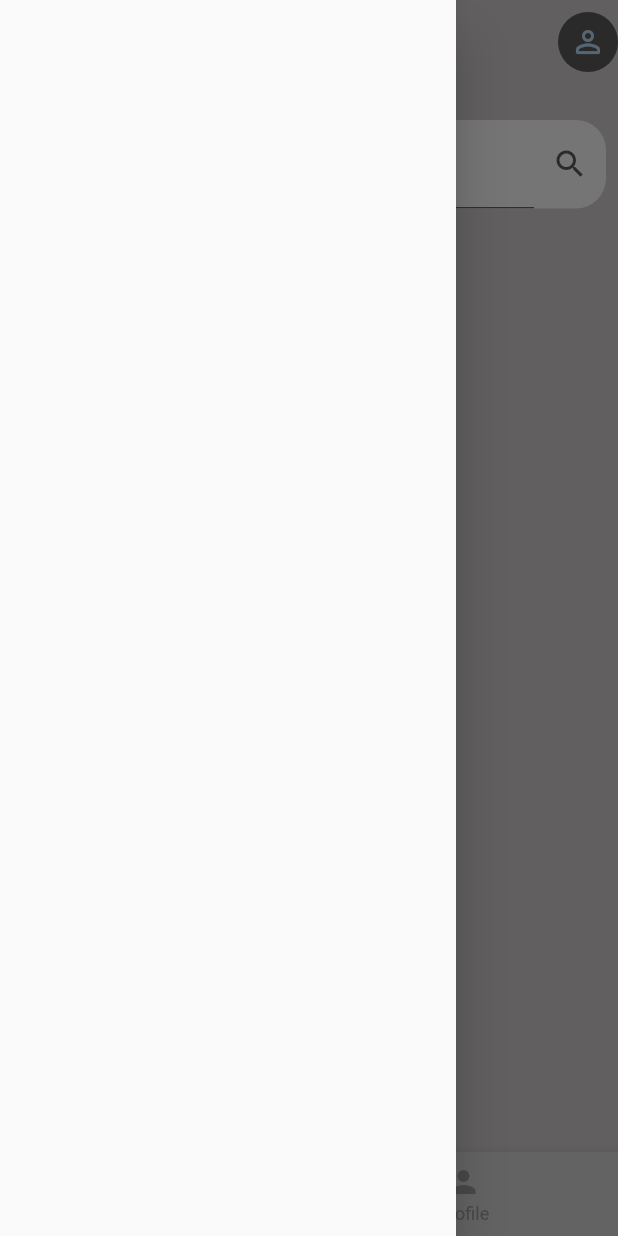
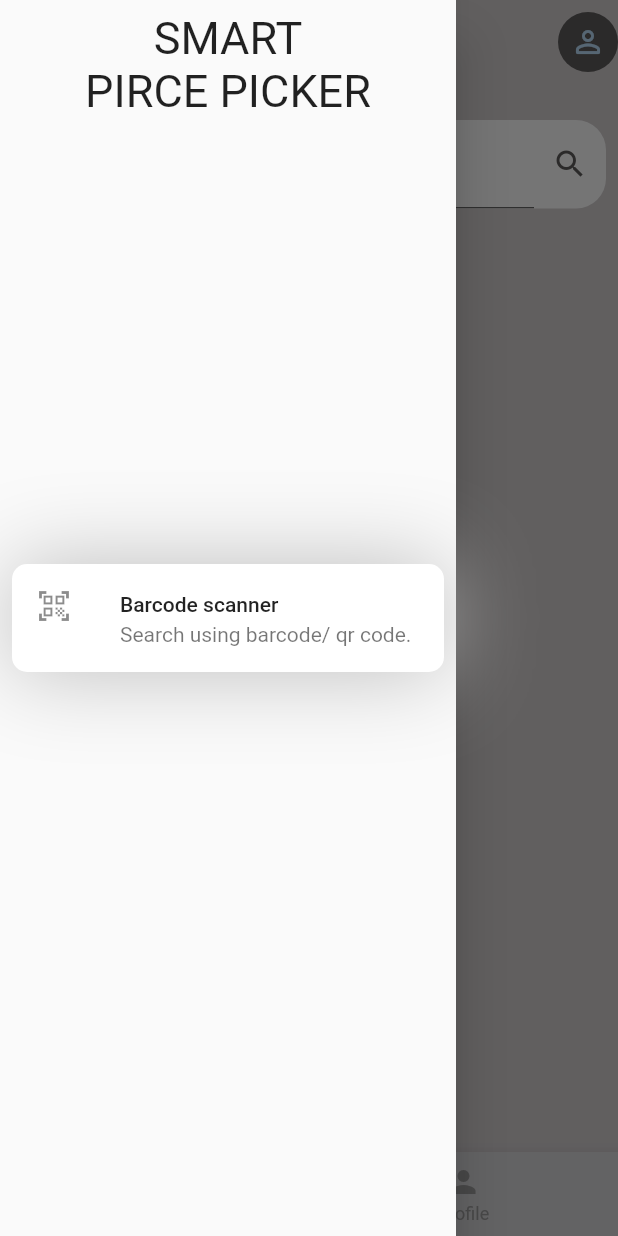
Before and after one commit to zees98/master_price_picker, a Flutter app: the screen it shows after launch, with the side drawer open, on a phone screen of 412 x 824 dp. Run offline on Flutter 3.47's test engine with Material 2 defaults, Android fonts, the phone set to English and light mode, and no system bars; our stand-ins replace equatable, get_it, logger, stacked, stacked_services; missing offline and left inert: flutter_barcode_scanner, web_scraper.

Commit message:
Search with barcode added

```diff
--- a/lib/core/router.dart
+++ b/lib/core/router.dart
@@ -4,12 +4,15 @@ import 'package:flutter/material.dart';
 import 'package:master_price_picker/core/router_constants.dart';
 
 import 'package:master_price_picker/views/master_price_picker/master_price_picker_view.dart' as view0;
+import 'package:master_price_picker/views/product_detail/product_detail_view.dart' as view1;
 
 class Router {
   static Route<dynamic> generateRoute(RouteSettings settings) {
     switch (settings.name) {
       case masterPricePickerViewRoute:
         return MaterialPageRoute(builder: (_) => view0.MasterPricePickerView());
+      case productDetailViewRoute:
+        return MaterialPageRoute(builder: (_) => view1.ProductDetailView());
       default:
         return MaterialPageRoute(
           builder: (_) => Scaffold(
--- a/lib/core/router_constants.dart
+++ b/lib/core/router_constants.dart
@@ -1,3 +1,4 @@
 // [ This is an auto generated file ]
 
 const String masterPricePickerViewRoute = 'masterPricePickerViewRoute';
+const String productDetailViewRoute = 'productDetailViewRoute';
--- a/lib/views/master_price_picker/master_price_picker_view.dart
+++ b/lib/views/master_price_picker/master_price_picker_view.dart
@@ -1,9 +1,11 @@
 import 'dart:io';
 
 import 'package:flutter/material.dart';
+import 'package:flutter_barcode_scanner/flutter_barcode_scanner.dart';
 import 'package:master_price_picker/theme/colors.dart';
 import 'package:master_price_picker/widgets/dumb_widgets/CustomTextField.dart';
 import 'package:stacked/stacked.dart';
+import 'package:url_launcher/url_launcher.dart';
 import 'master_price_picker_view_model.dart';
 
 class MasterPricePickerView extends StatelessWidget {
@@ -14,7 +16,63 @@ class MasterPricePickerView extends StatelessWidget {
           Widget _) {
         return SafeArea(
           child: Scaffold(
-            drawer: Drawer(),
+            drawer: Drawer(
+              child: Column(
+                mainAxisAlignment: MainAxisAlignment.center,
+                children: <Widget>[
+                  Expanded(
+                    child: Padding(
+                      padding: const EdgeInsets.all(8.0),
+                      child: Text(
+                        "SMART\nPIRCE PICKER",
+                        textAlign: TextAlign.center,
+                        style: TextStyle(
+                          fontSize: 30,
+                        ),
+                      ),
+                    ),
+                  ),
+                  Container(
+                    margin: EdgeInsets.all(
+                      8.0,
+                    ),
+                    decoration: BoxDecoration(
+                      color: Colors.white,
+                      boxShadow: [
+                        BoxShadow(
+                          color: Colors.grey.shade400,
+                          blurRadius: 50,
+                        )
+                      ],
+                      borderRadius: BorderRadius.circular(
+                        10,
+                      ),
+                    ),
+                    child: ListTile(
+                      leading: Icon(
+                        Icons.qr_code_scanner,
+                      ),
+                      title: Text("Barcode scanner"),
+                      subtitle: Text("Search using barcode/ qr code."),
+                      onTap: () async {
+                        String barcodeScanRes =
+                            await FlutterBarcodeScanner.scanBarcode(
+                          "#ffffff",
+                          "Back",
+                          true,
+                          ScanMode.BARCODE,
+                        );
+                        launch(
+                            "https://www.google.com/search?q=${barcodeScanRes}");
+                      },
+                    ),
+                  ),
+                  Expanded(
+                    child: Container(),
+                  ),
+                ],
+              ),
+            ),
             appBar: AppBar(
               title: Text("Master Price Picker"),
               actions: [
--- a/lib/views/master_price_picker/master_price_picker_view_model.dart
+++ b/lib/views/master_price_picker/master_price_picker_view_model.dart
@@ -2,6 +2,7 @@ import 'package:logger/logger.dart';
 import 'package:master_price_picker/core/locator.dart';
 import 'package:master_price_picker/products.dart';
 import 'package:master_price_picker/scraper.dart';
+import 'package:master_price_picker/views/product_detail/product_detail_view.dart';
 import 'package:stacked/stacked.dart';
 import 'package:master_price_picker/core/logger.dart';
 import 'package:stacked_services/stacked_services.dart';
@@ -10,6 +11,7 @@ import 'package:url_launcher/url_launcher.dart' as launcher;
 class MasterPricePickerViewModel extends BaseViewModel {
   Logger log;
 
+  final _navService = locator<NavigationService>();
   final _dialogService = locator<DialogService>();
 
   // var items = [
@@ -54,8 +56,9 @@ class MasterPricePickerViewModel extends BaseViewModel {
   }
 
   onAdPress(index) {
-    var link = products[index].getLink;
-    launcher.launch(link);
+    // var link = products[index].getLink;
+    // launcher.launch(link);
+    _navService.navigateToView(ProductDetailView(), arguments: products[index]);
   }
 
   MasterPricePickerViewModel() {
--- a/pubspec.yaml
+++ b/pubspec.yaml
@@ -17,6 +17,7 @@ dependencies:
     web_scraper: ^0.0.6
     http:
     url_launcher:
+    flutter_barcode_scanner: ^2.0.0
 dev_dependencies:
     flutter_test:
         sdk: flutter
```
Also changed, not shown: lib/core/router.json (+6 -1 lines), lib/scraper.dart (+16 -1 lines), lib/views/product_detail/product_detail_view.dart (added, +21 -0 lines), lib/views/product_detail/product_detail_view_model.dart (added, +25 -0 lines), pubspec.lock.
